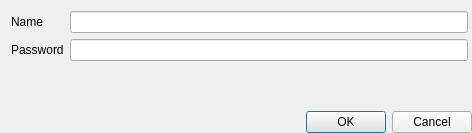
goszpeti/conan_explorer, file src/conan_app_launcher/ui/views/conan_conf/dialogs/remote_login_dialog.ui: the form before one commit.
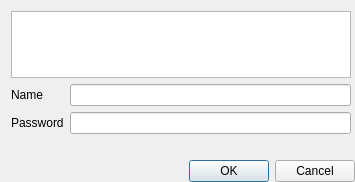
The form after the commit. Custom widgets are drawn as their Qt base class.

Commit message: Finalize remotes ui concept

```diff
--- a/src/conan_app_launcher/ui/views/conan_conf/dialogs/remote_login_dialog.ui
+++ b/src/conan_app_launcher/ui/views/conan_conf/dialogs/remote_login_dialog.ui
@@ -6,12 +6,12 @@
    <rect>
     <x>0</x>
     <y>0</y>
-    <width>472</width>
-    <height>133</height>
+    <width>355</width>
+    <height>182</height>
    </rect>
   </property>
   <property name="sizePolicy">
-   <sizepolicy hsizetype="MinimumExpanding" vsizetype="MinimumExpanding">
+   <sizepolicy hsizetype="Preferred" vsizetype="Preferred">
     <horstretch>1</horstretch>
     <verstretch>1</verstretch>
    </sizepolicy>
@@ -30,14 +30,14 @@
     <number>0</number>
    </property>
    <item>
-    <layout class="QGridLayout" name="edit_grid" rowstretch="1,0" columnstretch="0,0">
+    <layout class="QGridLayout" name="edit_grid" rowstretch="0,0,0" columnstretch="0,0">
      <property name="sizeConstraint">
       <enum>QLayout::SetMinAndMaxSize</enum>
      </property>
      <property name="rightMargin">
       <number>4</number>
      </property>
-     <item row="1" column="0">
+     <item row="2" column="0">
       <widget class="QLabel" name="password_label">
        <property name="sizePolicy">
         <sizepolicy hsizetype="Preferred" vsizetype="Preferred">
@@ -59,10 +59,7 @@
        </property>
       </widget>
      </item>
-     <item row="0" column="1">
-      <widget class="QLineEdit" name="name_line_edit"/>
-     </item>
-     <item row="0" column="0">
+     <item row="1" column="0">
       <widget class="QLabel" name="name_label">
        <property name="text">
         <string>Name</string>
@@ -73,6 +70,9 @@
       </widget>
      </item>
      <item row="1" column="1">
+      <widget class="QLineEdit" name="name_line_edit"/>
+     </item>
+     <item row="2" column="1">
       <widget class="PasswordLineEdit" name="password_line_edit">
        <property name="sizePolicy">
         <sizepolicy hsizetype="Expanding" vsizetype="Fixed">
@@ -97,6 +97,49 @@
        </property>
       </widget>
      </item>
+     <item row="0" column="0" colspan="2">
+      <widget class="QListWidget" name="remote_list">
+       <property name="sizePolicy">
+        <sizepolicy hsizetype="Expanding" vsizetype="Preferred">
+         <horstretch>0</horstretch>
+         <verstretch>0</verstretch>
+        </sizepolicy>
+       </property>
+       <property name="minimumSize">
+        <size>
+         <width>0</width>
+         <height>40</height>
+        </size>
+       </property>
+       <property name="selectionMode">
+        <enum>QAbstractItemView::NoSelection</enum>
+       </property>
+       <property name="movement">
+        <enum>QListView::Static</enum>
+       </property>
+       <property name="flow">
+        <enum>QListView::TopToBottom</enum>
+       </property>
+       <property name="isWrapping" stdset="0">
+        <bool>false</bool>
+       </property>
+       <property name="resizeMode">
+        <enum>QListView::Adjust</enum>
+       </property>
+       <property name="uniformItemSizes">
+        <bool>true</bool>
+       </property>
+       <property name="wordWrap">
+        <bool>true</bool>
+       </property>
+       <property name="selectionRectVisible">
+        <bool>true</bool>
+       </property>
+       <property name="sortingEnabled">
+        <bool>false</bool>
+       </property>
+      </widget>
+     </item>
     </layout>
    </item>
    <item>
```
Left out of the diff: 2 changed lines with no effect on the pictures. The commit also changes 20 other files.
